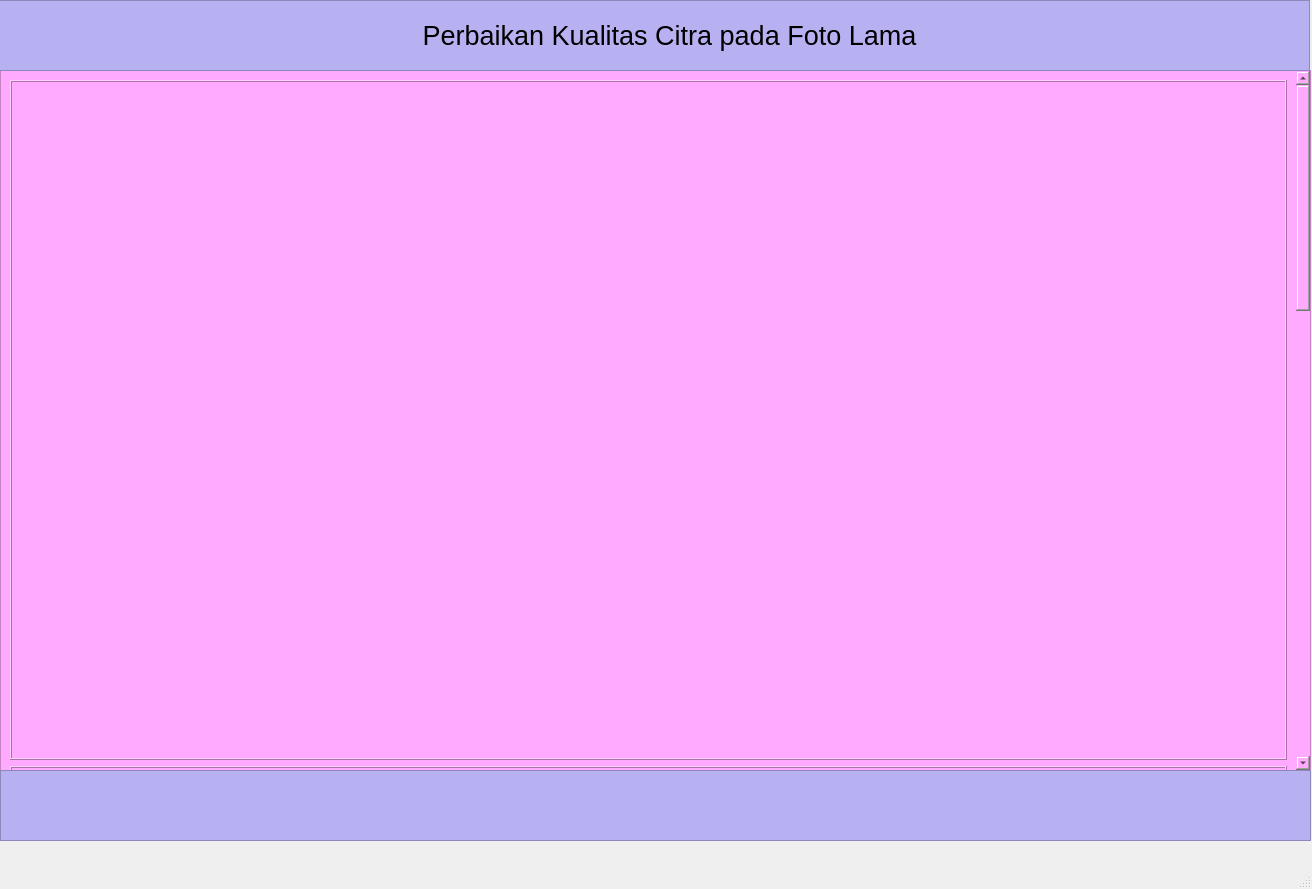
fadliaf/Restorasi-Foto, file tubes.ui: the form before one commit.
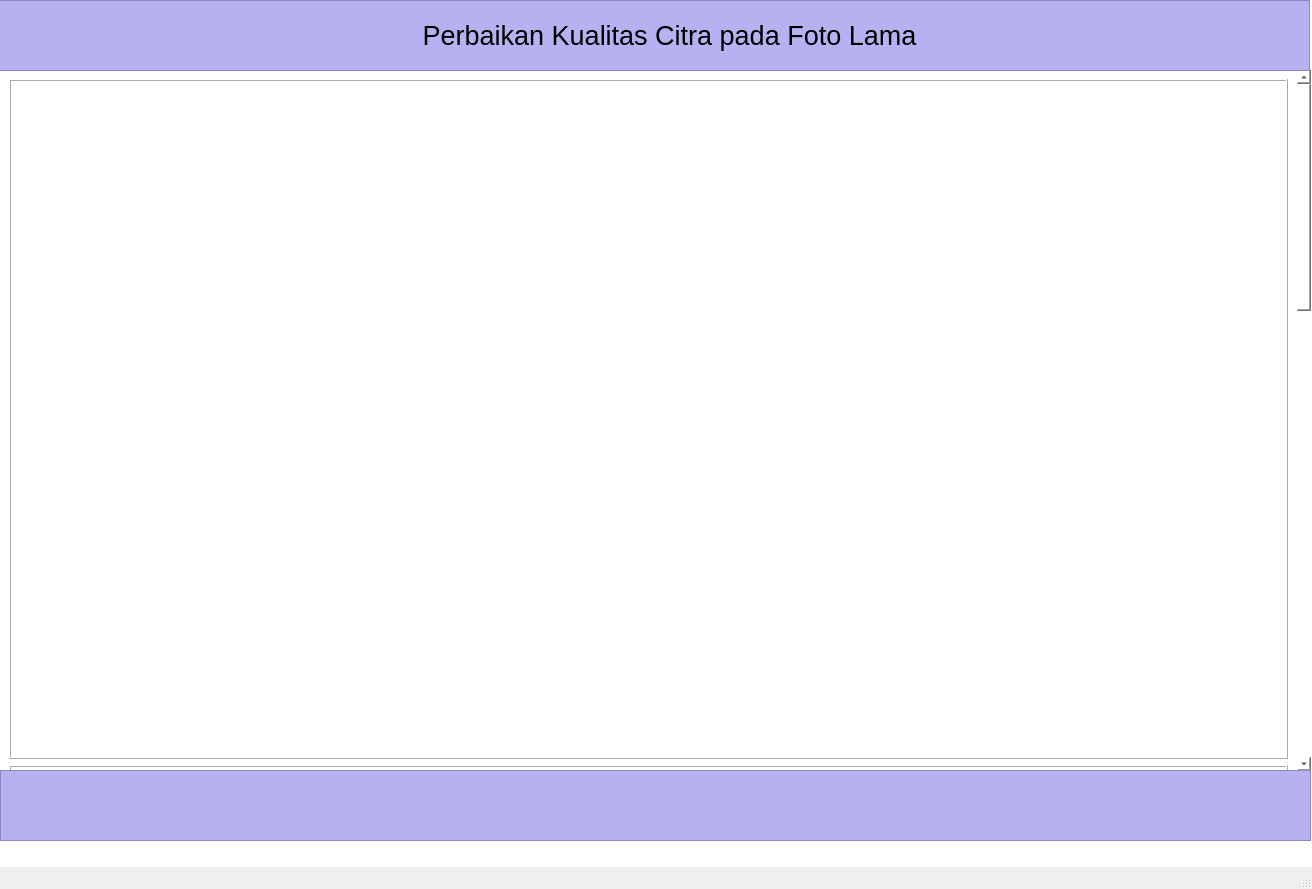
The form after the commit.

Diff of the .ui file:
```diff
--- a/tubes.ui
+++ b/tubes.ui
@@ -17,6 +17,9 @@
    <string notr="true"/>
   </property>
   <widget class="QWidget" name="centralwidget">
+   <property name="styleSheet">
+    <string notr="true">background-color: rgb(255, 255, 255);</string>
+   </property>
    <widget class="QScrollArea" name="scrollArea">
     <property name="geometry">
      <rect>
@@ -27,7 +30,19 @@
      </rect>
     </property>
     <property name="styleSheet">
-     <string notr="true">background-color: rgb(255, 170, 255);</string>
+     <string notr="true">QScrollBar:vertical {
+    border: none;
+    background: rgb(183, 177, 242);
+    width: 20px;
+    margin: 0px 0px 0px 0px;
+}
+
+QScrollArea{
+    border: none;
+    background: #ffffff;
+    width: 20px;
+    margin: 0px 0px 0px 0px;
+}</string>
     </property>
     <property name="widgetResizable">
      <bool>true</bool>
@@ -36,11 +51,19 @@
      <property name="geometry">
       <rect>
        <x>0</x>
-       <y>0</y>
-       <width>1288</width>
+       <y>-1002</y>
+       <width>1291</width>
        <height>2076</height>
       </rect>
      </property>
+     <property name="styleSheet">
+      <string notr="true">QScrollBar:vertical {
+    border: none;
+    background: rgb(183, 177, 242);
+    width: 12px;
+    margin: 0px 0px 0px 0px;
+}</string>
+     </property>
      <layout class="QVBoxLayout" name="verticalLayout">
       <item>
        <widget class="QFrame" name="frame">
```
Left out of the diff: 118 changed lines with no effect on the pictures.
